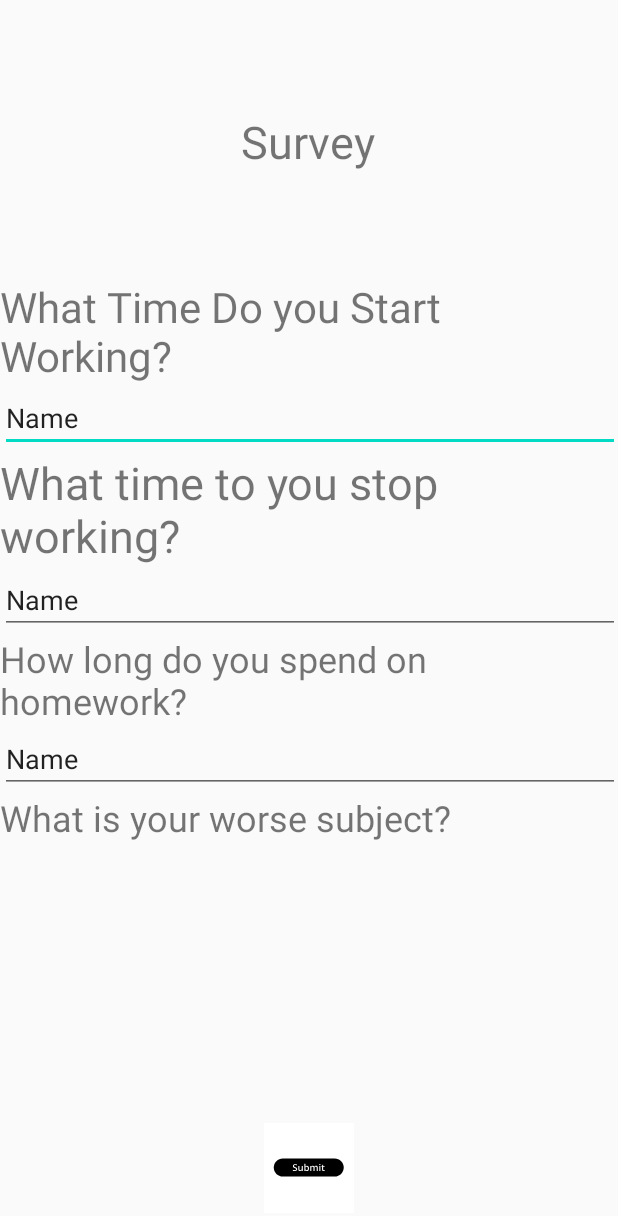
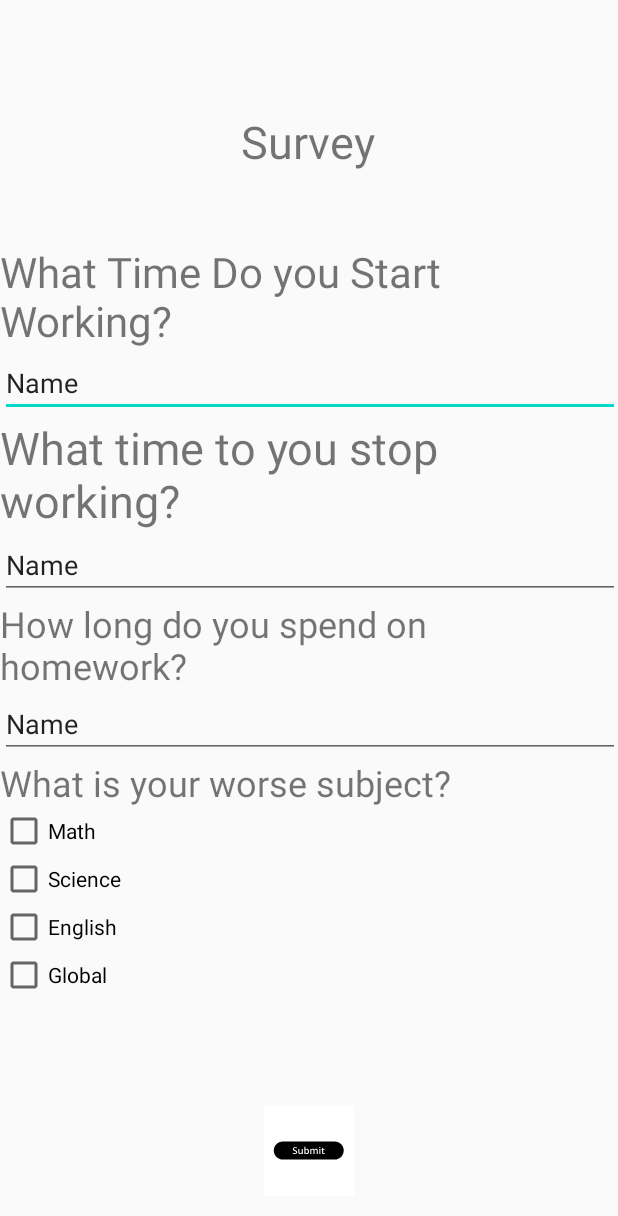
Before and after one commit to devauntea/TasLOCK, an Android app: the layout activity_survey.xml on its own in the app's theme, with its tools: preview values and no code run, on a phone screen of 412 x 824 dp. Shown: the top 1216 px of the screen. Run offline under Robolectric (Android 15) with nearby library versions, the phone set to English and light mode, and no system bars; Roboto replaces fonts that are not available here.

Commit message:
Finished survey page

```diff
--- a/app/src/main/res/layout/activity_survey.xml
+++ b/app/src/main/res/layout/activity_survey.xml
@@ -31,7 +31,8 @@
         app:layout_constraintEnd_toEndOf="parent"
         app:layout_constraintHorizontal_bias="0.0"
         app:layout_constraintStart_toStartOf="parent"
-        app:layout_constraintTop_toBottomOf="@+id/textView5">
+        app:layout_constraintTop_toBottomOf="@+id/textView5"
+        app:layout_constraintVertical_bias="0.0">
 
         <TextView
             android:id="@+id/textView10"
@@ -87,6 +88,30 @@
             android:text="What is your worse subject? "
             android:textSize="24sp" />
 
+        <CheckBox
+            android:id="@+id/checkBox"
+            android:layout_width="match_parent"
+            android:layout_height="wrap_content"
+            android:text="Math" />
+
+        <CheckBox
+            android:id="@+id/checkBox2"
+            android:layout_width="match_parent"
+            android:layout_height="wrap_content"
+            android:text="Science" />
+
+        <CheckBox
+            android:id="@+id/checkBox3"
+            android:layout_width="match_parent"
+            android:layout_height="wrap_content"
+            android:text="English" />
+
+        <CheckBox
+            android:id="@+id/checkBox4"
+            android:layout_width="match_parent"
+            android:layout_height="wrap_content"
+            android:text="Global" />
+
     </LinearLayout>
 
     <com.airbnb.lottie.LottieAnimationView
```
